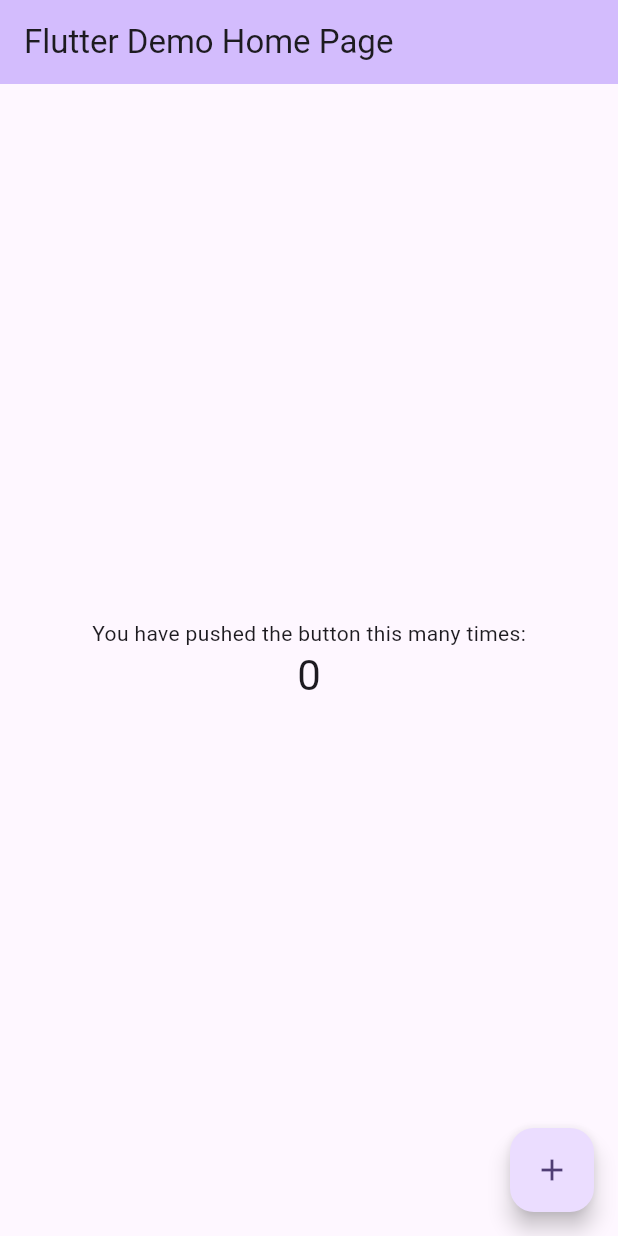
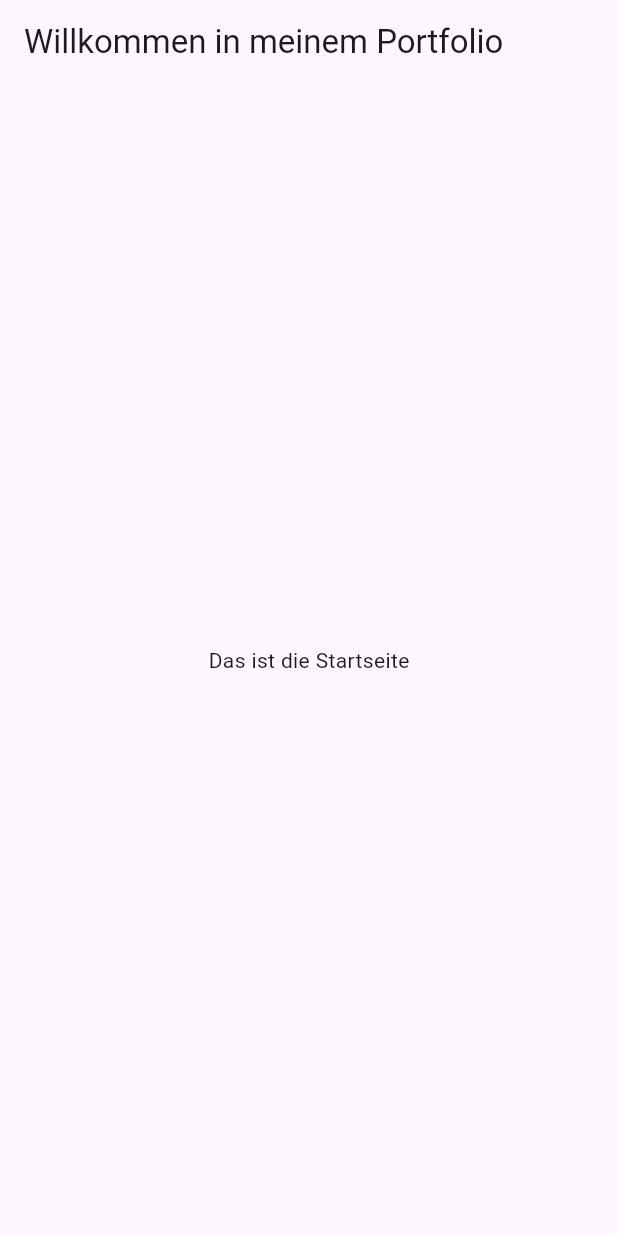
Before and after one commit to mhidocasaoui/portfolio_5601022, a Flutter app: the screen it shows after launch, on a phone screen of 412 x 824 dp. Run offline on Flutter 3.47's test engine with Material 3 defaults, Android fonts, the phone set to English and light mode, and no system bars.

```diff
--- a/lib/main.dart
+++ b/lib/main.dart
@@ -1,4 +1,6 @@
 import 'package:flutter/material.dart';
+import 'pages/home_page.dart';
+
 
 void main() {
   runApp(const MyApp());
@@ -30,93 +32,7 @@ class MyApp extends StatelessWidget {
         // tested with just a hot reload.
         colorScheme: ColorScheme.fromSeed(seedColor: Colors.deepPurple),
       ),
-      home: const MyHomePage(title: 'Flutter Demo Home Page'),
+      home: HomePage(),
     );
   }
 }
-
-class MyHomePage extends StatefulWidget {
-  const MyHomePage({super.key, required this.title});
-
-  // This widget is the home page of your application. It is stateful, meaning
-  // that it has a State object (defined below) that contains fields that affect
-  // how it looks.
-
-  // This class is the configuration for the state. It holds the values (in this
-  // case the title) provided by the parent (in this case the App widget) and
-  // used by the build method of the State. Fields in a Widget subclass are
-  // always marked "final".
-
-  final String title;
-
-  @override
-  State<MyHomePage> createState() => _MyHomePageState();
-}
-
-class _MyHomePageState extends State<MyHomePage> {
-  int _counter = 0;
-
-  void _incrementCounter() {
-    setState(() {
-      // This call to setState tells the Flutter framework that something has
-      // changed in this State, which causes it to rerun the build method below
-      // so that the display can reflect the updated values. If we changed
-      // _counter without calling setState(), then the build method would not be
-      // called again, and so nothing would appear to happen.
-      _counter++;
-    });
-  }
-
-  @override
-  Widget build(BuildContext context) {
-    // This method is rerun every time setState is called, for instance as done
-    // by the _incrementCounter method above.
-    //
-    // The Flutter framework has been optimized to make rerunning build methods
-    // fast, so that you can just rebuild anything that needs updating rather
-    // than having to individually change instances of widgets.
-    return Scaffold(
-      appBar: AppBar(
-        // TRY THIS: Try changing the color here to a specific color (to
-        // Colors.amber, perhaps?) and trigger a hot reload to see the AppBar
-        // change color while the other colors stay the same.
-        backgroundColor: Theme.of(context).colorScheme.inversePrimary,
-        // Here we take the value from the MyHomePage object that was created by
-        // the App.build method, and use it to set our appbar title.
-        title: Text(widget.title),
-      ),
-      body: Center(
-        // Center is a layout widget. It takes a single child and positions it
-        // in the middle of the parent.
-        child: Column(
-          // Column is also a layout widget. It takes a list of children and
-          // arranges them vertically. By default, it sizes itself to fit its
-          // children horizontally, and tries to be as tall as its parent.
-          //
-          // Column has various properties to control how it sizes itself and
-          // how it positions its children. Here we use mainAxisAlignment to
-          // center the children vertically; the main axis here is the vertical
-          // axis because Columns are vertical (the cross axis would be
-          // horizontal).
-          //
-          // TRY THIS: Invoke "debug painting" (choose the "Toggle Debug Paint"
-          // action in the IDE, or press "p" in the console), to see the
-          // wireframe for each widget.
-          mainAxisAlignment: MainAxisAlignment.center,
-          children: <Widget>[
-            const Text('You have pushed the button this many times:'),
-            Text(
-              '$_counter',
-              style: Theme.of(context).textTheme.headlineMedium,
-            ),
-          ],
-        ),
-      ),
-      floatingActionButton: FloatingActionButton(
-        onPressed: _incrementCounter,
-        tooltip: 'Increment',
-        child: const Icon(Icons.add),
-      ), // This trailing comma makes auto-formatting nicer for build methods.
-    );
-  }
-}
--- /dev/null
+++ b/lib/pages/home_page.dart
@@ -0,0 +1,15 @@
+import 'package:flutter/material.dart';
+
+class HomePage extends StatelessWidget {
+  @override
+  Widget build(BuildContext context) {
+    return Scaffold(
+      appBar: AppBar(
+        title: Text('Willkommen in meinem Portfolio'),
+      ),
+      body: Center(
+        child: Text('Das ist die Startseite'),
+      ),
+    );
+  }
+}
```
Also changed, not shown: flutter_01.png (added), 1 other file.
